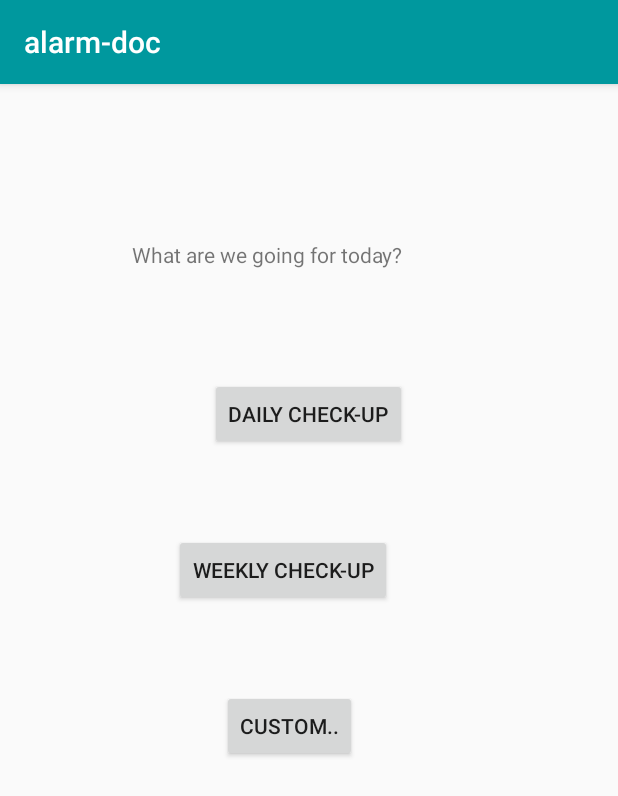
After one commit to miquelroq/CHECKapp, an Android app: the SelectDiagnostic screen opened directly, with no data from a screen before it, on a phone screen of 412 x 824 dp. The commit adds this screen. Shown: the top 796 px of the screen. Run offline under Robolectric (Android 15) with nearby library versions, the light colour scheme and no system bars.

Commit message:
Add select of the diagnosis to run and the beginning of the customization of the diagnosis

```diff
--- a/android/app/build.gradle
+++ b/android/app/build.gradle
@@ -26,6 +26,7 @@ dependencies {
     implementation fileTree(dir: "libs", include: ["*.jar"])
     implementation 'androidx.appcompat:appcompat:1.1.0'
     implementation 'androidx.constraintlayout:constraintlayout:1.1.3'
+    implementation 'com.google.android.material:material:1.2.0'
     testImplementation 'junit:junit:4.12'
     androidTestImplementation 'androidx.test.ext:junit:1.1.1'
     androidTestImplementation 'androidx.test.espresso:espresso-core:3.2.0'
--- a/android/app/src/main/AndroidManifest.xml
+++ b/android/app/src/main/AndroidManifest.xml
@@ -9,7 +9,9 @@
         android:roundIcon="@mipmap/ic_launcher_round"
         android:supportsRtl="true"
         android:theme="@style/AppTheme">
-        <activity android:name=".Unhealthy"></activity>
+        <activity android:name=".SelectDiagnostic"></activity>
+        <activity android:name=".DiagnoseCustomizer" />
+        <activity android:name=".Unhealthy" />
         <activity android:name=".Healthy" />
         <activity android:name=".Checkup" />
         <activity android:name=".MainActivity">
--- a/android/app/src/main/java/com/example/alarm_doc/MainActivity.java
+++ b/android/app/src/main/java/com/example/alarm_doc/MainActivity.java
@@ -24,7 +24,7 @@ public class MainActivity extends AppCompatActivity {
             @Override
             public void onClick(View view) {
 
-                Intent intent = new Intent(getApplicationContext(), Checkup.class);
+                Intent intent = new Intent(getApplicationContext(), SelectDiagnostic.class);
                 startActivity(intent);
 
             }
--- /dev/null
+++ b/android/app/src/main/java/com/example/alarm_doc/SelectDiagnostic.java
@@ -0,0 +1,62 @@
+package com.example.alarm_doc;
+
+import androidx.appcompat.app.AppCompatActivity;
+
+import android.content.Intent;
+import android.os.Bundle;
+import android.view.View;
+import android.widget.Button;
+
+public class SelectDiagnostic extends AppCompatActivity {
+
+    private Button daily, weekly, custom;
+
+    @Override
+    protected void onCreate(Bundle savedInstanceState) {
+        super.onCreate(savedInstanceState);
+        setContentView(R.layout.activity_select_diagnostic);
+
+        daily = (Button) findViewById(R.id.daily);
+        weekly = (Button) findViewById(R.id.weekly);
+        custom = (Button) findViewById(R.id.custom);
+
+        // Not the way taught in classes, needs reviewing
+        daily.setOnClickListener(new View.OnClickListener() {
+
+            @Override
+            public void onClick(View view) {
+
+                Intent intent = new Intent(getApplicationContext(), Checkup.class);
+                startActivity(intent);
+
+            }
+
+        });
+
+        // Not the way taught in classes, needs reviewing
+        weekly.setOnClickListener(new View.OnClickListener() {
+
+            @Override
+            public void onClick(View view) {
+
+                Intent intent = new Intent(getApplicationContext(), Checkup.class);
+                startActivity(intent);
+
+            }
+
+        });
+
+        // Not the way taught in classes, needs reviewing
+        custom.setOnClickListener(new View.OnClickListener() {
+
+            @Override
+            public void onClick(View view) {
+
+                Intent intent = new Intent(getApplicationContext(), DiagnoseCustomizer.class);
+                startActivity(intent);
+
+            }
+
+        });
+    }
+}
--- /dev/null
+++ b/android/app/src/main/res/layout/activity_select_diagnostic.xml
@@ -0,0 +1,52 @@
+<?xml version="1.0" encoding="utf-8"?>
+<androidx.constraintlayout.widget.ConstraintLayout xmlns:android="http://schemas.android.com/apk/res/android"
+    xmlns:app="http://schemas.android.com/apk/res-auto"
+    xmlns:tools="http://schemas.android.com/tools"
+    android:layout_width="match_parent"
+    android:layout_height="match_parent"
+    tools:context=".SelectDiagnostic">
+
+    <Button
+        android:id="@+id/daily"
+        android:layout_width="wrap_content"
+        android:layout_height="wrap_content"
+        android:layout_marginStart="140dp"
+        android:layout_marginLeft="140dp"
+        android:layout_marginTop="196dp"
+        android:text="@string/daily"
+        app:layout_constraintStart_toStartOf="parent"
+        app:layout_constraintTop_toTopOf="parent" />
+
+    <Button
+        android:id="@+id/weekly"
+        android:layout_width="wrap_content"
+        android:layout_height="wrap_content"
+        android:layout_marginStart="116dp"
+        android:layout_marginLeft="116dp"
+        android:layout_marginTop="56dp"
+        android:text="@string/weekly"
+        app:layout_constraintStart_toStartOf="parent"
+        app:layout_constraintTop_toBottomOf="@+id/daily" />
+
+    <Button
+        android:id="@+id/custom"
+        android:layout_width="wrap_content"
+        android:layout_height="wrap_content"
+        android:layout_marginStart="148dp"
+        android:layout_marginLeft="148dp"
+        android:layout_marginTop="56dp"
+        android:text="@string/custom_check"
+        app:layout_constraintStart_toStartOf="parent"
+        app:layout_constraintTop_toBottomOf="@+id/weekly" />
+
+    <TextView
+        android:id="@+id/flavor"
+        android:layout_width="wrap_content"
+        android:layout_height="wrap_content"
+        android:layout_marginStart="88dp"
+        android:layout_marginLeft="88dp"
+        android:layout_marginTop="104dp"
+        android:text="@string/pick"
+        app:layout_constraintStart_toStartOf="parent"
+        app:layout_constraintTop_toTopOf="parent" />
+</androidx.constraintlayout.widget.ConstraintLayout>
--- a/android/app/src/main/res/values/strings.xml
+++ b/android/app/src/main/res/values/strings.xml
@@ -1,9 +1,20 @@
 <resources>
     <string name="app_name">alarm-doc</string>
-    <string name="fast_check">Fast Check</string>
+    <string name="fast_check">Diagnose</string>
     <string name="description_logo">logo</string>
     <string name="stats">Statistics</string>
     <string name="loading">Testing</string>
     <string name="unhealthy">Call a doc!</string>
     <string name="healthy">All seems good</string>
+    <string name="custom">Custom Diagnostic</string>
+    <string name="select_request">Please, select the checks you wish to perform</string>
+    <string name="basic_checkup">Basic Checkup (Temperature, Heartbeat, Blood pressure, Breath rate)</string>
+    <string name="eeg">EEG</string>
+    <string name="ecg">ECG</string>
+    <string name="info">i</string>
+    <string name="hint">Temperature, Heartbeat, Blood pressure, Breath rate</string>
+    <string name="daily">Daily Check-up</string>
+    <string name="weekly">Weekly Check-up</string>
+    <string name="custom_check">Custom..</string>
+    <string name="pick">What are we going for today?</string>
 </resources>
```
Also changed, not shown: android/app/src/main/java/com/example/alarm_doc/DiagnoseCustomizer.java (added, +14 -0 lines), android/app/src/main/res/layout/activity_diagnose_customizer.xml (added, +43 -0 lines), android/app/src/main/res/layout/activity_main.xml (+5 -5 lines).
